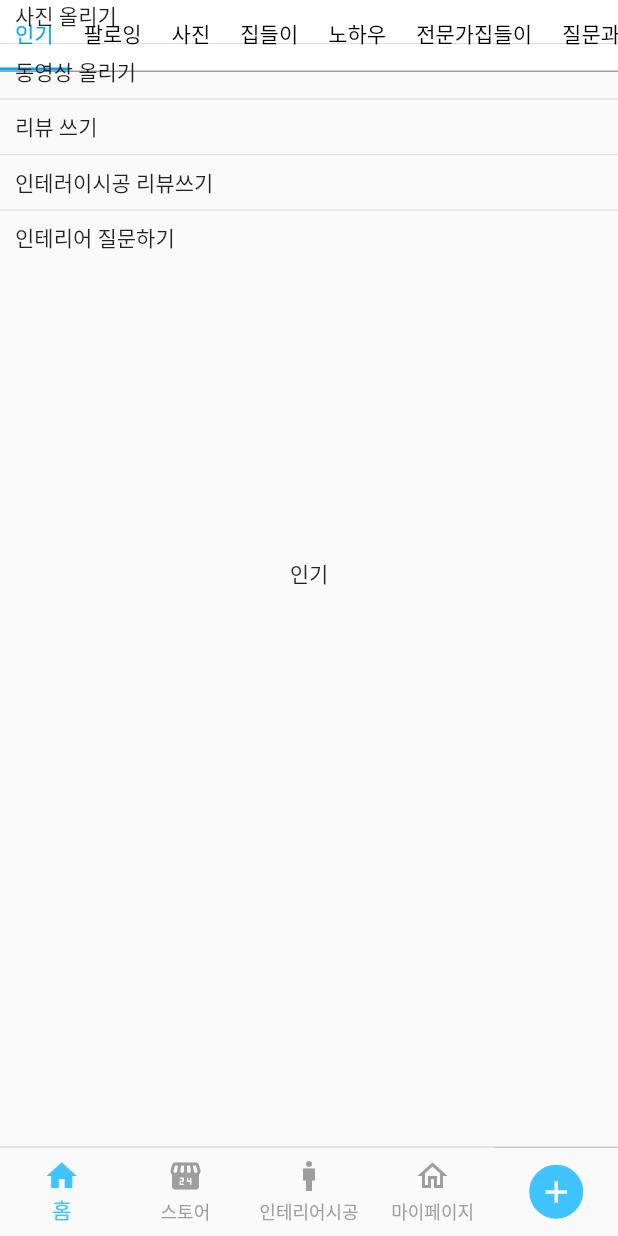
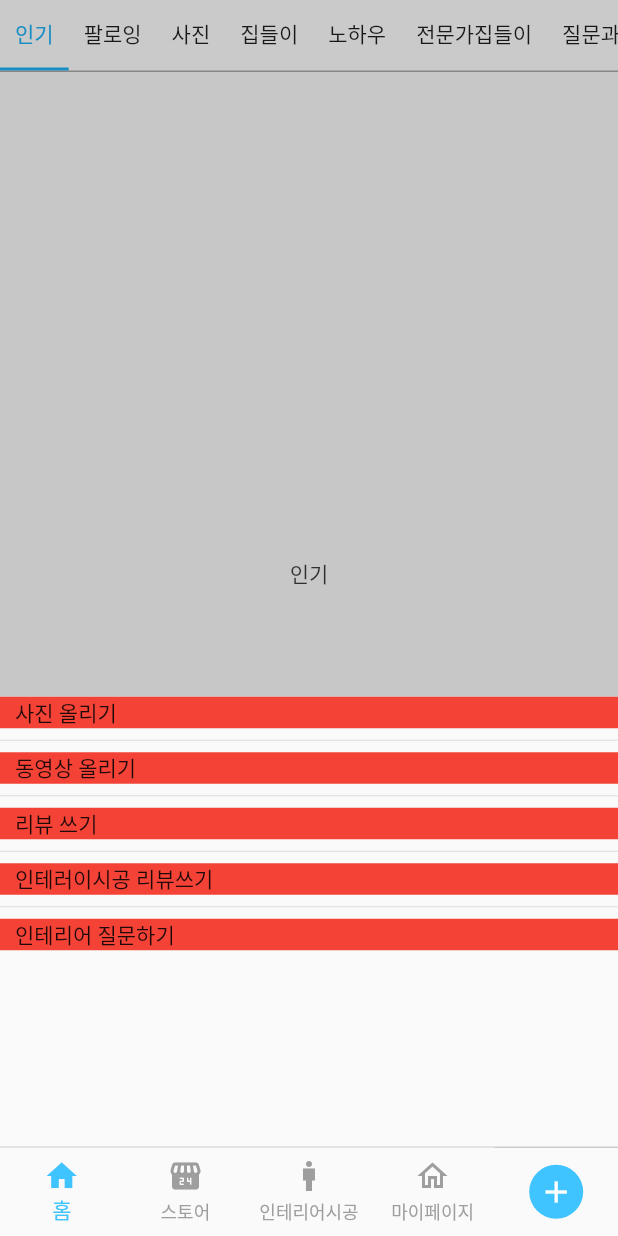
Before and after one commit to taehoon7289/modal_bottom_sheet_demo, a Flutter app: the screen it shows after launch, scrolled down 104 dp, after a tap on the "add" icon, on a phone screen of 412 x 824 dp. Run offline on Flutter 3.47's test engine with Material 2 defaults, Android fonts, the phone set to English and light mode, and no system bars; our stand-ins replace get.

Commit message:
feat : showBottomSheet 추가중
- showBottomSheet 추가중

```diff
--- a/lib/constants.dart
+++ b/lib/constants.dart
@@ -1,5 +1,5 @@
 class Constants {
-  static const List<String> menus = [
+  static const List<String> MENU_LIST = [
     '인기',
     '팔로잉',
     '사진',
@@ -8,7 +8,7 @@ class Constants {
     '전문가집들이',
     '질문과답변',
   ];
-  static const List<String> bottomMenus = [
+  static const List<String> BOTTOM_MENU_LIST = [
     '사진 올리기',
     '동영상 올리기',
     '리뷰 쓰기',
--- a/lib/layout/my_bottom_navigation_bar.dart
+++ b/lib/layout/my_bottom_navigation_bar.dart
@@ -49,31 +49,37 @@ class MyBottomNavigationBar extends StatelessWidget {
           flex: 1,
           child: ElevatedButton(
             onPressed: () {
-              print('ElevatedButton onPressed!!');
               showBottomSheet(
                   // expand: false,
+                  enableDrag: false,
                   context: context,
                   backgroundColor: Colors.transparent,
-                  builder: (context) => Column(
-                        mainAxisSize: MainAxisSize.min,
+                  builder: (context) => Container(
+                        child: Column(
                           children: [
                             Expanded(
-                            flex: 1,
+                              child: Container(
+                                color: Color.fromRGBO(80, 80, 80, 0.3),
+                              ),
+                            ),
+                            Container(
+                              height: Constants.BOTTOM_MENU_LIST.length * 60,
                               child: ListView.separated(
                                 scrollDirection: Axis.vertical,
-                              itemCount: Constants.bottomMenus.length,
+                                itemCount: Constants.BOTTOM_MENU_LIST.length,
                                 itemBuilder: (BuildContext context, int index) {
                                   return GestureDetector(
                                     onTap: () {
                                       print('val');
                                     },
                                     child: Container(
+                                      color: Colors.red,
                                       padding:
                                           EdgeInsets.symmetric(horizontal: 10),
                                       alignment: Alignment.centerLeft,
                                       // height: 30,
                                       child: Text(
-                                      Constants.bottomMenus[index],
+                                        Constants.BOTTOM_MENU_LIST[index],
                                       ),
                                     ),
                                   );
@@ -85,6 +91,7 @@ class MyBottomNavigationBar extends StatelessWidget {
                               ),
                             ),
                           ],
+                        ),
                       ));
 
               myBottomNavigationBarController.updateMenuSheetFlag();
--- a/lib/layout/my_tab_bar_delegate.dart
+++ b/lib/layout/my_tab_bar_delegate.dart
@@ -22,7 +22,7 @@ class MyTabBarDelegate extends SliverPersistentHeaderDelegate {
         unselectedLabelColor: Colors.black,
         labelColor: Colors.lightBlue,
         tabs: [
-          for (String menu in Constants.menus)
+          for (String menu in Constants.MENU_LIST)
             Tab(
               child: Container(
                 // padding: const EdgeInsets.all(8),
--- a/lib/main.dart
+++ b/lib/main.dart
@@ -38,7 +38,7 @@ class MyHome extends StatelessWidget {
         MyBottomNavigationBarController();
     return SafeArea(
       child: DefaultTabController(
-        length: Constants.menus.length,
+        length: Constants.MENU_LIST.length,
         child: Scaffold(
           body: CustomScrollView(
             slivers: [
@@ -56,7 +56,7 @@ class MyHome extends StatelessWidget {
                   children: [
                     TabBarView(
                       children: [
-                        for (String menu in Constants.menus)
+                        for (String menu in Constants.MENU_LIST)
                           Center(
                             child: Container(
                               child: Text('${menu}'),
```
Lines whose indentation alone changed are shown as unchanged.
